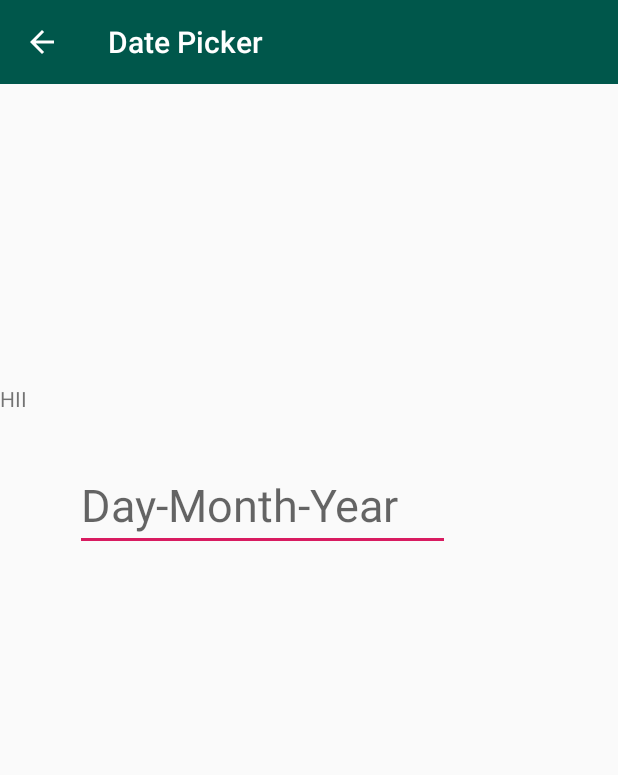
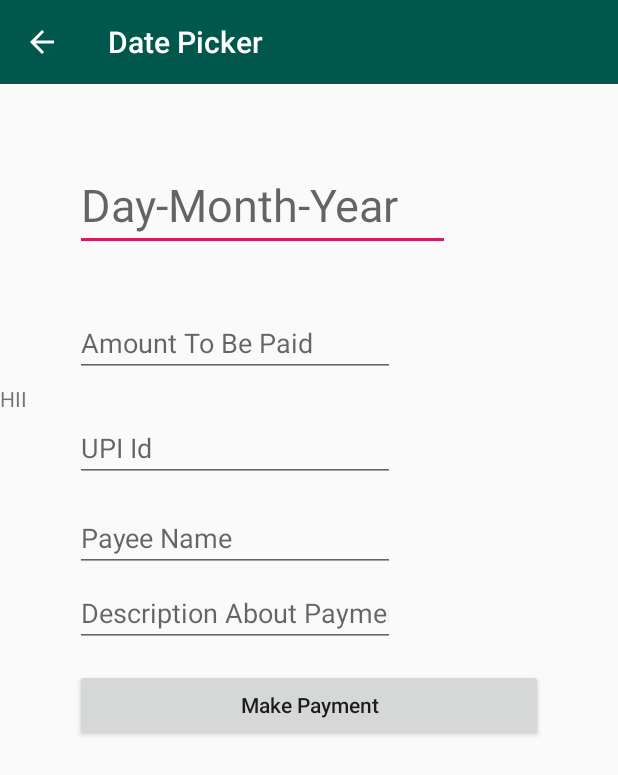
Before and after one commit to coderboi88/Basic-Functionalities-Part2, an Android app: the screen it shows after launch (MainActivity), in the side drawer, after a tap on "Date Picker", on a phone screen of 412 x 824 dp. Shown: the top 775 px of the screen. Run offline under Robolectric (Android 15) with nearby library versions, the phone set to English and light mode, and no system bars; libraries missing offline, so code that uses them is left out: com.github.mikephil.charting, com.shreyaspatil.

Commit message:
Fifth Commit - Third Fragments now include payment integration also

```diff
--- a/app/build.gradle
+++ b/app/build.gradle
@@ -37,6 +37,7 @@ dependencies {
     implementation 'com.borjabravo:readmoretextview:2.1.0'
     implementation 'com.github.PhilJay:MPAndroidChart:v3.1.0'
     implementation 'com.github.varunest:sparkbutton:1.0.6'
+    implementation 'com.shreyaspatil:EasyUpiPayment:2.0'
     implementation 'androidx.legacy:legacy-support-v4:1.0.0'
     testImplementation 'junit:junit:4.12'
     androidTestImplementation 'androidx.test.ext:junit:1.1.0'
--- a/app/src/main/AndroidManifest.xml
+++ b/app/src/main/AndroidManifest.xml
@@ -3,6 +3,7 @@
     package="com.aditya.basicfunctionalitiespart2">
 
     <uses-permission android:name="android.permission.SET_WALLPAPER"/>
+    <uses-permission android:name="android.permission.INTERNET" />
 
     <application
         android:allowBackup="true"
--- a/app/src/main/java/com/aditya/basicfunctionalitiespart2/Fragments/ThirdFragment.java
+++ b/app/src/main/java/com/aditya/basicfunctionalitiespart2/Fragments/ThirdFragment.java
@@ -6,15 +6,26 @@ import android.os.Bundle;
 
 import androidx.fragment.app.Fragment;
 
+import android.text.TextUtils;
+import android.util.Log;
 import android.view.LayoutInflater;
 import android.view.View;
 import android.view.ViewGroup;
+import android.widget.Button;
 import android.widget.DatePicker;
 import android.widget.EditText;
+import android.widget.TextView;
+import android.widget.Toast;
 
 import com.aditya.basicfunctionalitiespart2.R;
+import com.shreyaspatil.EasyUpiPayment.EasyUpiPayment;
+import com.shreyaspatil.EasyUpiPayment.listener.PaymentStatusListener;
+import com.shreyaspatil.EasyUpiPayment.model.TransactionDetails;
 
+import java.text.SimpleDateFormat;
 import java.util.Calendar;
+import java.util.Date;
+import java.util.Locale;
 
 
 /**
@@ -25,10 +36,13 @@ import java.util.Calendar;
  * Use the {@link ThirdFragment#newInstance} factory method to
  * create an instance of this fragment.
  */
-public class ThirdFragment extends Fragment {
+public class ThirdFragment extends Fragment implements PaymentStatusListener{
 
-    private EditText PickDate;
+    private EditText PickDate,AmountText,UpiText,NameText,DescriptionText;
+    private Button PayButton;
+    private TextView TranscationDetailTextView;
     private int year,month,day;
+
 
     // TODO: Rename parameter arguments, choose names that match
     // the fragment initialization parameters, e.g. ARG_ITEM_NUMBER
@@ -79,6 +93,14 @@ public class ThirdFragment extends Fragment {
         View view =  inflater.inflate(R.layout.fragment_third, container, false);
 
         PickDate=view.findViewById(R.id.pickDate);
+
+        AmountText = view.findViewById(R.id.amountEditText);
+        NameText = view.findViewById(R.id.nameEditText);
+        UpiText = view.findViewById(R.id.upiIdEditText);
+        DescriptionText = view.findViewById(R.id.descriptionEditText);
+        PayButton = view.findViewById(R.id.makePaymentBtn);
+        TranscationDetailTextView = view.findViewById(R.id.transactionDetailsTextView);
+
         final Calendar calendar=Calendar.getInstance();
         PickDate.setOnClickListener(new View.OnClickListener() {
             @Override
@@ -96,9 +118,74 @@ public class ThirdFragment extends Fragment {
             }
         });
 
+        Date c = Calendar.getInstance().getTime();
+        SimpleDateFormat df = new SimpleDateFormat("ddMMyyyyHHmmss", Locale.getDefault());
+        final String transcId = df.format(c);
+
+        PayButton.setOnClickListener(new View.OnClickListener() {
+            @Override
+            public void onClick(View v) {
+                String amount = AmountText.getText().toString();
+                String upi = UpiText.getText().toString();
+                String name = NameText.getText().toString();
+                String desc = DescriptionText.getText().toString();
+                if (TextUtils.isEmpty(amount) && TextUtils.isEmpty(upi) && TextUtils.isEmpty(name) && TextUtils.isEmpty(desc)) {
+                    Toast.makeText(getContext(), "Please enter all the details..", Toast.LENGTH_SHORT).show();
+                } else {
+                    makePayment(amount, upi, name, desc, transcId);
+                }
+            }
+        });
+
         return view;
     }
 
+    //It has been Copied from the gfg
+    private void makePayment(String amount, String upi, String name, String desc, String transcId) {
+        final EasyUpiPayment easyUpiPayment = new EasyUpiPayment.Builder()
+                .with(getActivity())
+                .setPayeeVpa(upi)
+                .setPayeeName(name)
+                .setTransactionId(transcId)
+                .setTransactionRefId(transcId)
+                .setDescription(desc)
+                .setAmount(amount)
+                .build();
+        easyUpiPayment.startPayment();
+        easyUpiPayment.setPaymentStatusListener((PaymentStatusListener) getActivity());
+    }
+
+    @Override
+    public void onTransactionCompleted(TransactionDetails transactionDetails) {
+        String transcDetails = transactionDetails.getStatus().toString() + "\n" + "Transaction ID : " + transactionDetails.getTransactionId();
+        TranscationDetailTextView.setVisibility(View.VISIBLE);
+        TranscationDetailTextView.setText(transcDetails);
+    }
+
+    @Override
+    public void onTransactionSuccess() {
+        Toast.makeText(getContext(), "Transaction successfully completed..", Toast.LENGTH_SHORT).show();
+    }
+
+    @Override
+    public void onTransactionSubmitted() {
+        Log.e("TAG", "TRANSACTION SUBMIT");
+    }
+
+    @Override
+    public void onTransactionFailed() {
+        Toast.makeText(getContext(), "Failed to complete transaction", Toast.LENGTH_SHORT).show();
+    }
+
+    @Override
+    public void onTransactionCancelled() {
+        Toast.makeText(getContext(), "Transaction cancelled..", Toast.LENGTH_SHORT).show();
+    }
+
+    @Override
+    public void onAppNotFound() {
+        Toast.makeText(getContext(), "No app found for making transaction..", Toast.LENGTH_SHORT).show();
+    }
     public void onButtonPressed(Uri uri) {
         if (mListener != null) {
             mListener.onFragmentInteraction(uri);
--- a/app/src/main/res/layout/fragment_third.xml
+++ b/app/src/main/res/layout/fragment_third.xml
@@ -12,9 +12,71 @@
         android:id="@+id/pickDate"
         android:layout_marginLeft="50dp"
         android:layout_marginRight="50dp"
-        android:layout_marginTop="250dp"
+        android:layout_marginTop="50dp"
         android:textSize="30sp"
         android:hint="Day-Month-Year">
 
     </EditText>
+
+    <EditText
+        android:id="@+id/amountEditText"
+        android:layout_width="wrap_content"
+        android:layout_height="wrap_content"
+        android:ems="10"
+        android:layout_marginLeft="50dp"
+        android:layout_marginRight="50dp"
+        android:layout_marginTop="150dp"
+        android:inputType="numberDecimal"
+        android:hint="Amount To Be Paid" />
+    <EditText
+        android:id="@+id/upiIdEditText"
+        android:layout_width="wrap_content"
+        android:layout_height="wrap_content"
+        android:ems="10"
+        android:layout_marginLeft="50dp"
+        android:layout_marginRight="50dp"
+        android:layout_marginTop="220dp"
+        android:inputType="textEmailAddress"
+        android:hint="UPI Id" />
+
+    <EditText
+        android:id="@+id/nameEditText"
+        android:layout_width="wrap_content"
+        android:layout_height="wrap_content"
+        android:ems="10"
+        android:layout_marginLeft="50dp"
+        android:layout_marginRight="50dp"
+        android:layout_marginTop="280dp"
+        android:inputType="textEmailAddress"
+        android:hint="Payee Name" />
+    <EditText
+        android:id="@+id/descriptionEditText"
+        android:layout_width="wrap_content"
+        android:layout_height="wrap_content"
+        android:ems="10"
+        android:layout_marginLeft="50dp"
+        android:layout_marginRight="50dp"
+        android:layout_marginTop="330dp"
+        android:inputType="text"
+        android:hint="Description About Payment" />
+    <Button
+        android:id="@+id/makePaymentBtn"
+        android:layout_width="match_parent"
+        android:layout_height="wrap_content"
+        android:layout_marginRight="50dp"
+        android:layout_marginLeft="50dp"
+        android:layout_marginTop="390dp"
+        android:text="Make Payment"
+        android:textAllCaps="false" />
+    <TextView
+        android:id="@+id/transactionDetailsTextView"
+        android:layout_width="match_parent"
+        android:layout_height="wrap_content"
+        android:layout_marginTop="430dp"
+        android:layout_marginRight="40dp"
+        android:layout_marginLeft="40dp"
+        android:text="Transaction Details"
+        android:textAlignment="center"
+        android:visibility="gone" />
+
 </RelativeLayout>
```
Also changed, not shown: app/src/main/java/com/aditya/basicfunctionalitiespart2/Fragments/BarChartFragment.java (added, +115 -0 lines), app/src/main/java/com/aditya/basicfunctionalitiespart2/Fragments/PieChartFragment.java (added, +114 -0 lines), app/src/main/java/com/aditya/basicfunctionalitiespart2/Fragments/RadarChartFragment.java (added, +120 -0 lines), app/src/main/res/layout/fragment_bar_chart.xml (added, +13 -0 lines), app/src/main/res/layout/fragment_pie_chart.xml (added, +13 -0 lines), app/src/main/res/layout/fragment_radar_chart.xml (added, +13 -0 lines), app/src/main/res/drawable/off.png (added), app/src/main/res/drawable/off_two.png (added), app/src/main/res/drawable/on.png (added), app/src/main/res/drawable/on_two.png (added).
